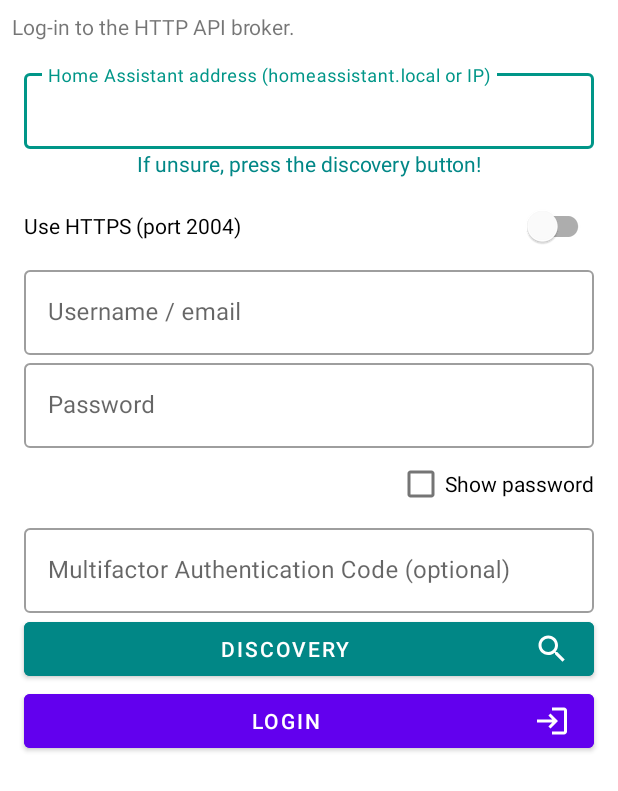
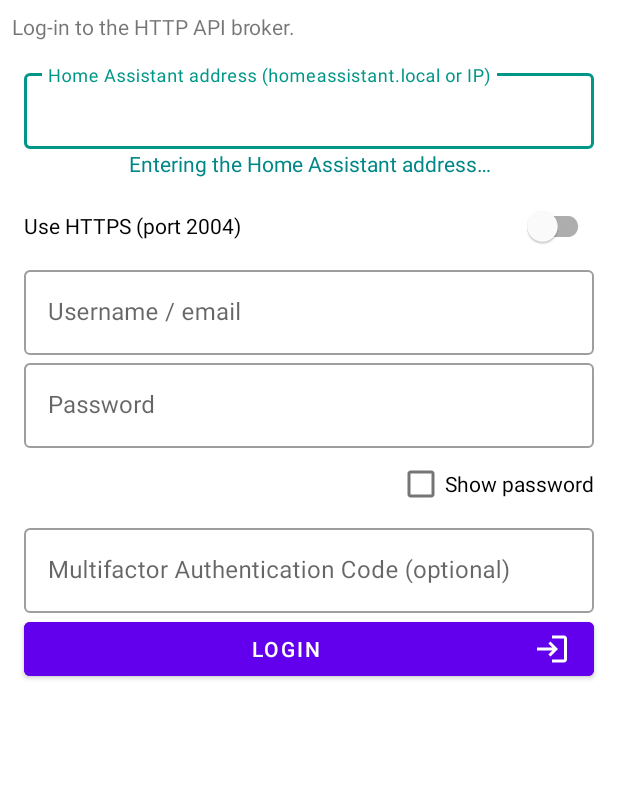
Before and after one commit to mazkagaz/meross-local-pairer, an Android app: the layout fragment_login.xml on its own in the app's theme, with its tools: preview values and no code run, on a phone screen of 412 x 824 dp. Shown: the top 791 px of the screen. Run offline under Robolectric (Android 15) with nearby library versions, the phone set to English and light mode, and no system bars.

Commit message:
feat: run discovery automatically and refresh pairing icons
Start mDNS discovery when the login screen opens if the address field is
empty, keep manual entry usable, show a status hint and remove the Discovery
button. Replace the pairing step illustrations with coherent Material icons
tinted with the theme and a white rescan icon. Bump 1.4.8 (versionCode 59).

```diff
--- a/app/build.gradle
+++ b/app/build.gradle
@@ -10,8 +10,8 @@ android {
         minSdkVersion 16
         multiDexEnabled true
         targetSdkVersion 35
-        versionCode 58
-        versionName "1.4.7"
+        versionCode 59
+        versionName "1.4.8"
         testInstrumentationRunner "androidx.test.runner.AndroidJUnitRunner"
     }
 
--- a/app/src/main/res/layout/fragment_login.xml
+++ b/app/src/main/res/layout/fragment_login.xml
@@ -5,22 +5,6 @@
     android:layout_width="match_parent"
     android:layout_height="match_parent"
     tools:context=".LoginActivity">
-
-    <com.google.android.material.button.MaterialButton
-        android:id="@+id/discoveryButton"
-        android:layout_width="0dp"
-        android:layout_height="wrap_content"
-        android:layout_marginStart="16dp"
-        android:layout_marginEnd="16dp"
-        android:backgroundTint="@color/design_default_color_secondary_variant"
-        android:text="Discovery"
-        android:drawableTint="@color/design_default_color_on_primary"
-        android:drawableEnd="@drawable/ic_baseline_search_24"
-        app:layout_constraintEnd_toEndOf="parent"
-        app:layout_constraintHorizontal_bias="0.0"
-        app:layout_constraintStart_toStartOf="parent"
-        app:layout_constraintTop_toBottomOf="@+id/constraintLayout"
-        android:drawableRight="@drawable/ic_baseline_search_24" />
 
     <androidx.constraintlayout.widget.ConstraintLayout
         android:id="@+id/constraintLayout"
@@ -68,7 +52,7 @@
             android:layout_width="match_parent"
             android:layout_height="wrap_content"
             android:layout_weight="1"
-            android:text="If unsure, press the discovery button!"
+            android:text="Entering the Home Assistant address…"
             android:gravity="center_horizontal"
             android:textColor="@color/design_default_color_secondary_variant"
             app:layout_constraintEnd_toEndOf="@+id/httpHostnameInputLayout"
@@ -219,7 +203,7 @@
         app:layout_constraintEnd_toEndOf="parent"
         app:layout_constraintHorizontal_bias="0.0"
         app:layout_constraintStart_toStartOf="parent"
-        app:layout_constraintTop_toBottomOf="@+id/discoveryButton"
+        app:layout_constraintTop_toBottomOf="@+id/constraintLayout"
         app:layout_constraintVertical_bias="0.0"
         android:drawableRight="@drawable/ic_baseline_login_24" />
 
```
Also changed, not shown: app/src/main/java/org/localpairer/ui/fragments/login/LoginFragment.java (+34 -20 lines), app/src/main/res/drawable/ic_pair_sensors.xml (added, +9 -0 lines), app/src/main/res/drawable/ic_pair_tap.xml (added, +9 -0 lines), app/src/main/res/drawable/ic_pair_wifi.xml (added, +9 -0 lines), app/src/main/res/drawable/ic_refresh_white_24.xml (added, +9 -0 lines), app/src/main/res/layout/fragment_scan.xml (+11 -8 lines), 4 other files.
